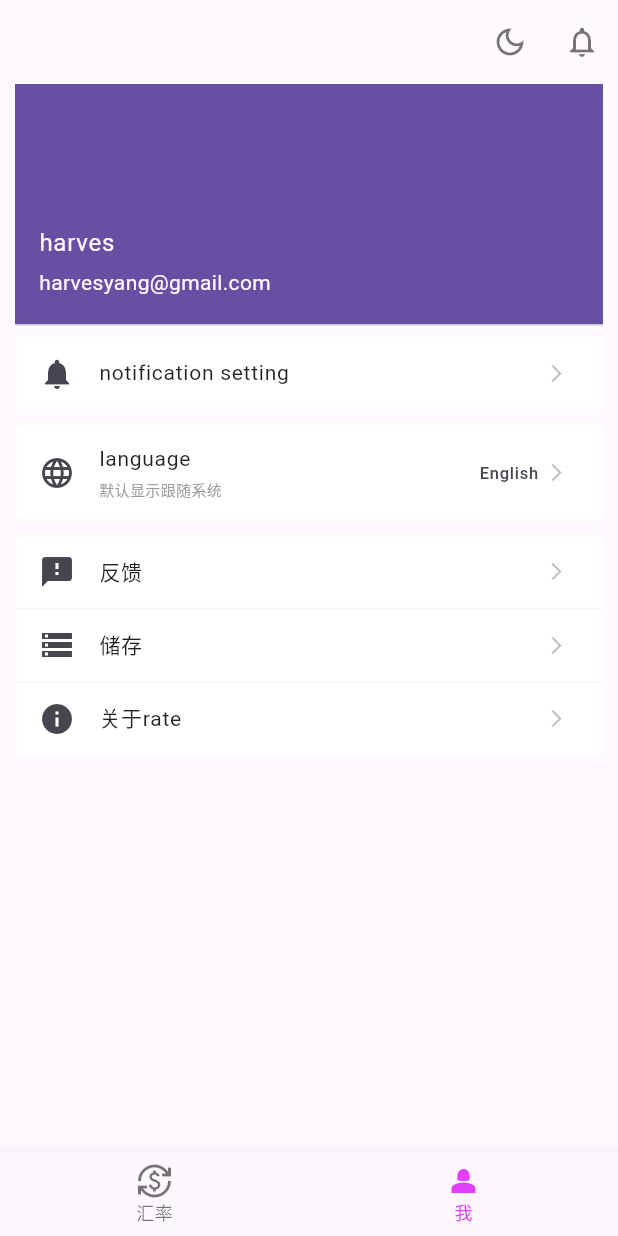
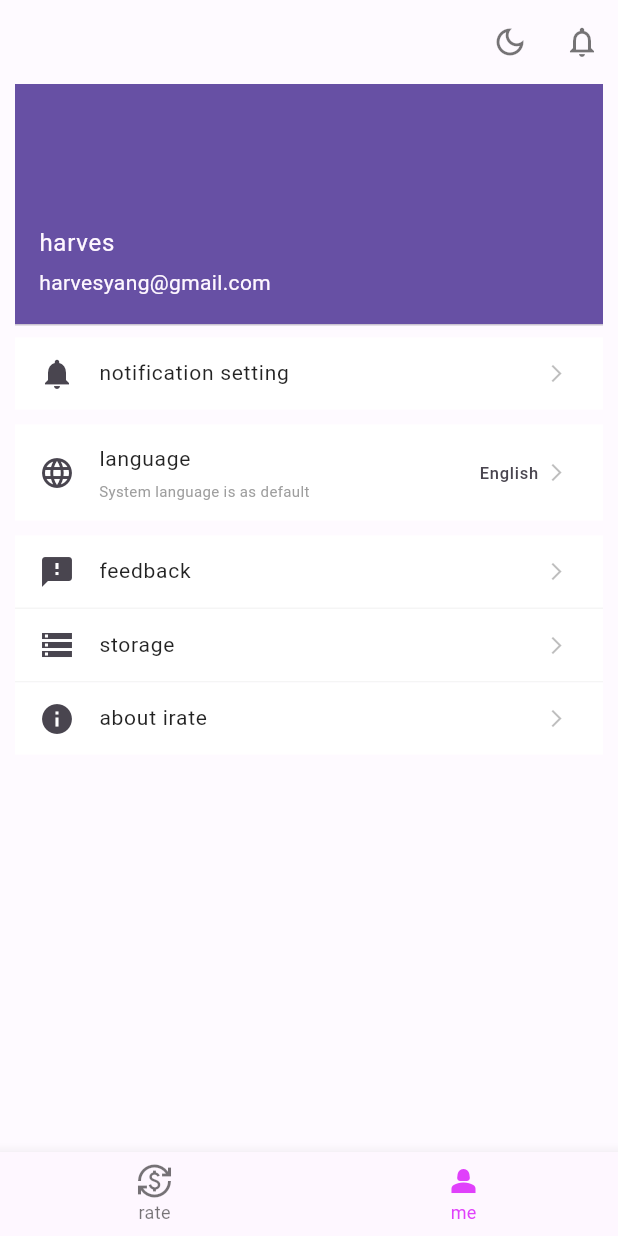
Before and after one commit to HarvesYoung/rate, a Flutter app: the screen it shows after launch, item 2 of the bottom bar chosen, on a phone screen of 412 x 824 dp. Run offline on Flutter 3.47's test engine with Material 3 defaults, Android fonts, the phone set to English and light mode, and no system bars; our stand-ins replace cloud_firestore, dio, firebase_core, firebase_storage, flutter_dotenv, flutter_hooks and 7 more; accounts and stored records are empty; generated files the repository leaves out were written again; network calls fail.

Commit message:
language switch 90% done

```diff
--- a/lib/configs/custom_navigation_bar_items_config.dart
+++ b/lib/configs/custom_navigation_bar_items_config.dart
@@ -1,6 +1,6 @@
 
 import 'package:flutter/material.dart';
-
+/// This config file is no longer necessary
 final List<BottomNavigationBarItem> customNavigationBarItemsConfig = [
   BottomNavigationBarItem(
     icon: Icon(Icons.currency_exchange),
--- a/lib/l10n/app_en.arb
+++ b/lib/l10n/app_en.arb
@@ -1,5 +1,15 @@
 {
   "@@locale": "en",
   "notificationTitle": "notification setting",
-  "language": "language"
+  "language": "language",
+  "languageDescription": "System language is as default",
+  "rate": "rate",
+  "me": "me",
+  "activeLanguage": "English",
+  "languageTitle": "Please choose a language",
+  "languageSubTitle": "the language will be displayed in this app",
+  "cancel": "cancel",
+  "feedback": "feedback",
+  "storage": "storage",
+  "about": "about irate"
 }
--- a/lib/l10n/app_ja.arb
+++ b/lib/l10n/app_ja.arb
@@ -1,5 +1,15 @@
 {
   "@@locale": "ja",
   "notificationTitle": "通知設定",
-  "language": "言語"
+  "language": "言語",
+  "languageDescription": "デフォルトにて　システム言語",
+  "rate": "為替",
+  "me": "マイページ",
+  "activeLanguage": "日本語",
+  "languageTitle": "言語を選んでください",
+  "languageSubTitle": "アプリに表示される言語",
+  "cancel": "キャンセル",
+  "feedback": "フィードバック",
+  "storage": "ストレージ",
+  "about": "irateについて"
 }
--- a/lib/l10n/app_zh.arb
+++ b/lib/l10n/app_zh.arb
@@ -1,5 +1,15 @@
 {
   "@@locale": "zh",
   "notificationTitle": "通知设定",
-  "language": "语言"
+  "language": "语言",
+  "languageDescription": "默认显示系统语言",
+  "rate": "汇率",
+  "me": "我",
+  "activeLanguage": "简体中文",
+  "languageTitle": "请选择一种语言",
+  "languageSubTitle": "app内部显示的语言",
+  "cancel": "取消",
+  "feedback": "反馈",
+  "storage": "存储",
+  "about": "关于irate"
 }
--- a/lib/pages/home_page.dart
+++ b/lib/pages/home_page.dart
@@ -1,8 +1,7 @@
 import 'package:flutter/material.dart';
 import 'package:flutter_hooks/flutter_hooks.dart';
-import 'package:rate/configs/custom_navigation_bar_items_config.dart';
-import 'package:rate/pages/my_page.dart';
-import 'package:rate/pages/query_rate_page.dart';
+import 'package:rate/l10n/generated/app_localizations.dart';
+import 'package:rate/pages/pages.dart';
 
 class HomePage extends HookWidget {
   const HomePage({super.key});
@@ -28,7 +27,18 @@ class HomePage extends HookWidget {
         selectedFontSize: 12,
         unselectedFontSize: 12,
         selectedItemColor: Colors.purpleAccent,
-        items: customNavigationBarItemsConfig,
+        items: [
+          BottomNavigationBarItem(
+            icon: Icon(Icons.currency_exchange),
+            activeIcon: Icon(Icons.currency_exchange, color: Colors.purpleAccent,),
+            label: AppLocalizations.of(context)!.rate,
+          ),
+          BottomNavigationBarItem(
+              icon: Icon(Icons.person_2_outlined),
+              activeIcon: Icon(Icons.person_2, color: Colors.purpleAccent,),
+              label: AppLocalizations.of(context)!.me
+          ),
+        ],
       ),
     );
   }
--- a/lib/pages/my_page.dart
+++ b/lib/pages/my_page.dart
@@ -14,10 +14,6 @@ class MyPage extends ConsumerWidget {
 
   @override
   Widget build(BuildContext context, WidgetRef ref) {
-
-    // system language code
-    final locale = PlatformDispatcher.instance.locale;
-    // final currentLanguage = useState(locale.languageCode);
 
     return Scaffold(
       appBar: AppBar(
@@ -64,7 +60,6 @@ class MyPage extends ConsumerWidget {
                 dense: true,
                 trailing: Icon(Icons.arrow_forward_ios, size: 14, color: Colors.black26),
                 onTap: () => debugPrint('notification'),
-                // contentPadding: EdgeInsets.symmetric(vertical: 6),
               ),
             ),
             const SizedBox(height: 10,),
@@ -76,7 +71,9 @@ class MyPage extends ConsumerWidget {
                   fontSize: 14,
                   color: Colors.black87
                 ),),
-                subtitle: const Text('默认显示跟随系统', style: TextStyle(
+                subtitle: Text(
+                  AppLocalizations.of(context)!.languageDescription,
+                  style: TextStyle(
                   fontSize: 10,
                   color: Colors.grey
                 ),),
@@ -84,7 +81,7 @@ class MyPage extends ConsumerWidget {
                 trailing: Row(
                   mainAxisSize: MainAxisSize.min,
                   children: [
-                    Text(languages[locale.languageCode] ?? ''),
+                    Text(languages[ref.watch(localeProvider).languageCode] ?? ''),
                     const SizedBox(width: 5,),
                     const Icon(Icons.arrow_forward_ios, size: 14, color: Colors.black26)
                   ],
@@ -105,7 +102,7 @@ class MyPage extends ConsumerWidget {
               ),
               child: ListTile(
                 leading: const Icon(Icons.feedback),
-                title: const Text('反馈', style: TextStyle(
+                title: Text(AppLocalizations.of(context)!.feedback, style: TextStyle(
                     fontSize: 14,
                     color: Colors.black87
                 ),),
@@ -131,7 +128,7 @@ class MyPage extends ConsumerWidget {
               ),
               child: ListTile(
                 leading: const Icon(Icons.storage),
-                title: const Text('储存', style: TextStyle(
+                title: Text(AppLocalizations.of(context)!.storage, style: TextStyle(
                     fontSize: 14,
                     color: Colors.black87
                 ),),
@@ -145,7 +142,7 @@ class MyPage extends ConsumerWidget {
               color: Colors.white,
               child: ListTile(
                 leading: const Icon(Icons.info),
-                title: const Text('关于rate', style: TextStyle(
+                title: Text(AppLocalizations.of(context)!.about, style: TextStyle(
                     fontSize: 14,
                     color: Colors.black87
                 ),),
@@ -169,11 +166,11 @@ class MyPage extends ConsumerWidget {
         return Container(
           alignment: Alignment.bottomCenter,
           child: CupertinoActionSheet(
-            title: const Text('Please choose a language'),
-            message: const Text('the language you use in this application'),
+            title: Text(AppLocalizations.of(context)!.languageTitle),
+            message: Text(AppLocalizations.of(context)!.languageSubTitle),
             cancelButton: CupertinoActionSheetAction(
               onPressed: () => Navigator.pop(context),
-              child: const Text('Cancel', style: TextStyle(
+              child: Text(AppLocalizations.of(context)!.cancel, style: TextStyle(
                 fontSize: 14
               ),),
             ),
```
